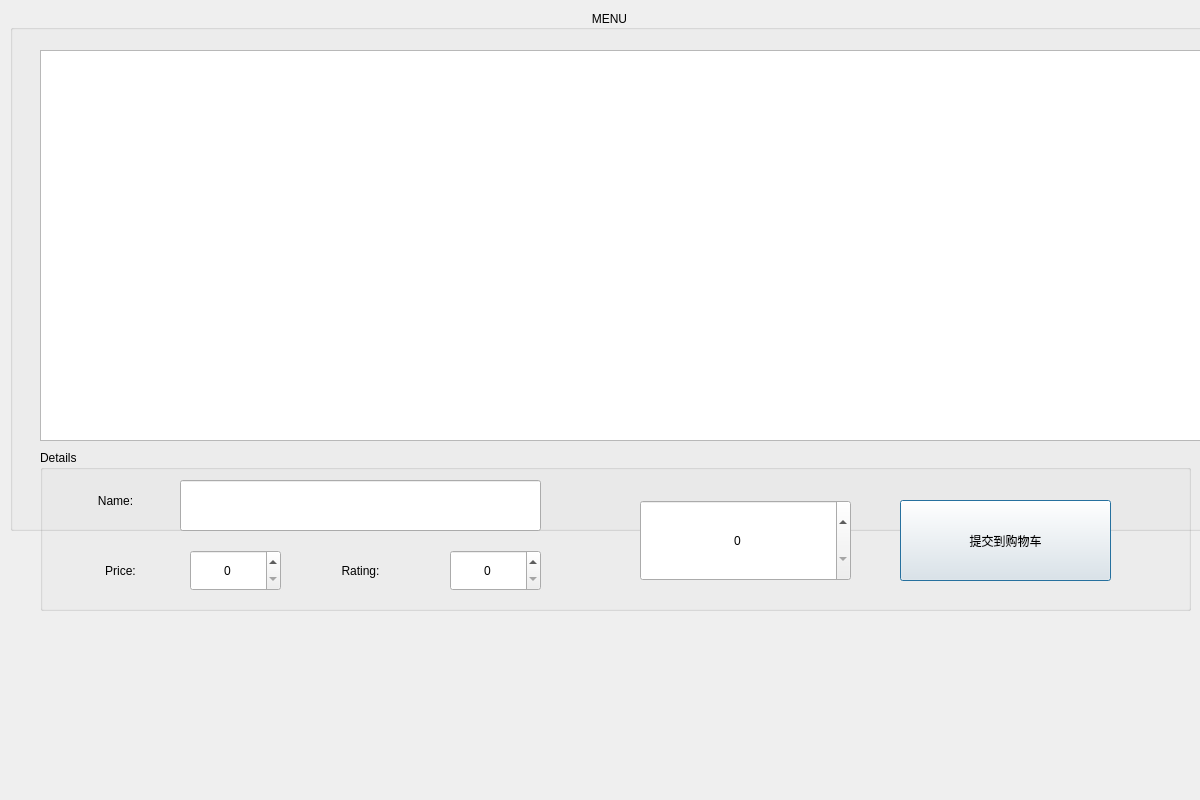
zhangzw16/Restaurant, file menuwindow.ui: the form before one commit.
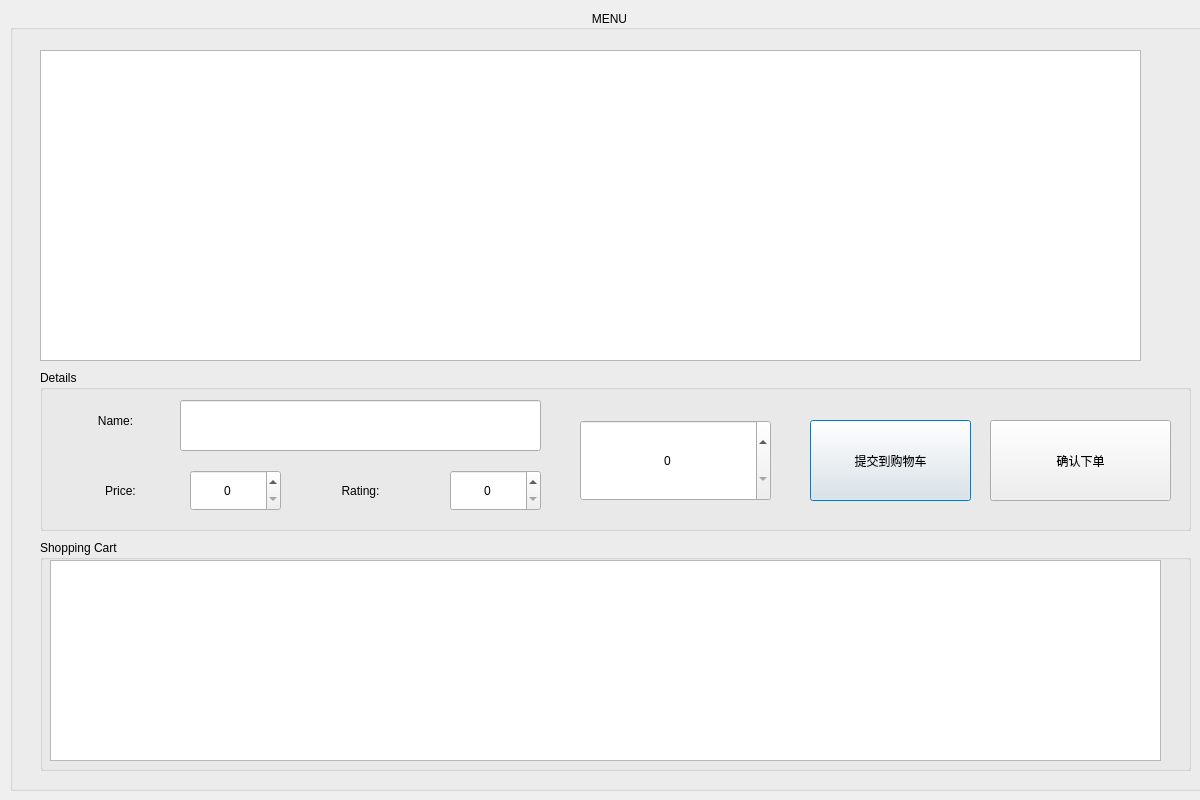
The form after the commit.

Diff of the .ui file:
```diff
--- a/menuwindow.ui
+++ b/menuwindow.ui
@@ -25,7 +25,7 @@
      <x>10</x>
      <y>10</y>
      <width>1200</width>
-     <height>521</height>
+     <height>781</height>
     </rect>
    </property>
    <property name="minimumSize">
@@ -45,23 +45,22 @@
      <rect>
       <x>30</x>
       <y>40</y>
-      <width>1200</width>
-      <height>391</height>
+      <width>1101</width>
+      <height>311</height>
      </rect>
     </property>
     <property name="minimumSize">
      <size>
-      <width>1100</width>
+      <width>900</width>
       <height>0</height>
      </size>
     </property>
-   </widget>
   </widget>
   <widget class="QGroupBox" name="groupBox_2">
    <property name="geometry">
     <rect>
-     <x>40</x>
-     <y>450</y>
+      <x>30</x>
+      <y>360</y>
      <width>1151</width>
      <height>161</height>
     </rect>
@@ -156,12 +155,12 @@
      <set>Qt::AlignCenter</set>
     </property>
    </widget>
-   <widget class="QSpinBox" name="commitSpinBox">
+    <widget class="QSpinBox" name="dishQuantitySpinBox">
     <property name="geometry">
      <rect>
-      <x>600</x>
+       <x>540</x>
       <y>50</y>
-      <width>211</width>
+       <width>191</width>
       <height>81</height>
      </rect>
     </property>
@@ -169,18 +168,61 @@
      <set>Qt::AlignCenter</set>
     </property>
    </widget>
-   <widget class="QPushButton" name="commitBtn">
+    <widget class="QPushButton" name="toTheCartBtn">
     <property name="geometry">
      <rect>
-      <x>860</x>
+       <x>770</x>
       <y>50</y>
-      <width>211</width>
+       <width>161</width>
       <height>81</height>
      </rect>
     </property>
     <property name="text">
      <string>提交到购物车</string>
     </property>
+    </widget>
+    <widget class="QPushButton" name="commitBtn">
+     <property name="geometry">
+      <rect>
+       <x>950</x>
+       <y>50</y>
+       <width>181</width>
+       <height>81</height>
+      </rect>
+     </property>
+     <property name="text">
+      <string>确认下单</string>
+     </property>
+    </widget>
+   </widget>
+   <widget class="QGroupBox" name="groupBox_3">
+    <property name="geometry">
+     <rect>
+      <x>30</x>
+      <y>530</y>
+      <width>1151</width>
+      <height>231</height>
+     </rect>
+    </property>
+    <property name="title">
+     <string>Shopping Cart</string>
+    </property>
+    <widget class="QTableView" name="tablesTable">
+     <property name="geometry">
+      <rect>
+       <x>10</x>
+       <y>20</y>
+       <width>1111</width>
+       <height>201</height>
+      </rect>
+     </property>
+     <property name="minimumSize">
+      <size>
+       <width>900</width>
+       <height>0</height>
+      </size>
+     </property>
+    </widget>
    </widget>
   </widget>
  </widget>
```
Lines whose indentation alone changed are shown as unchanged.
